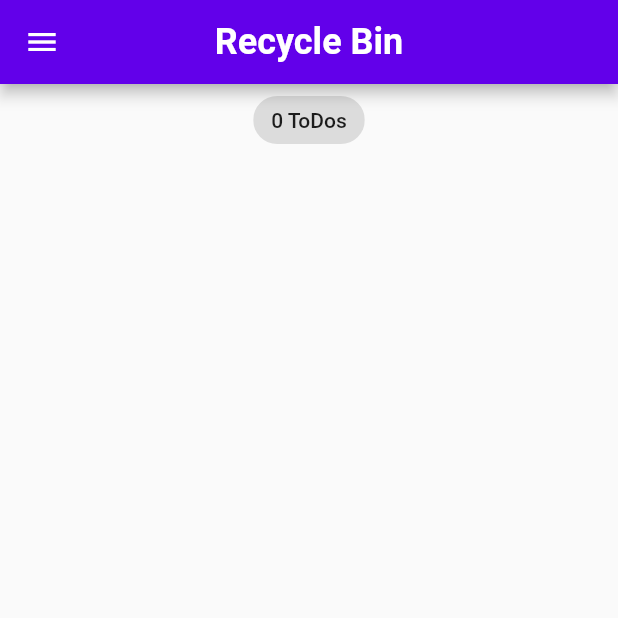
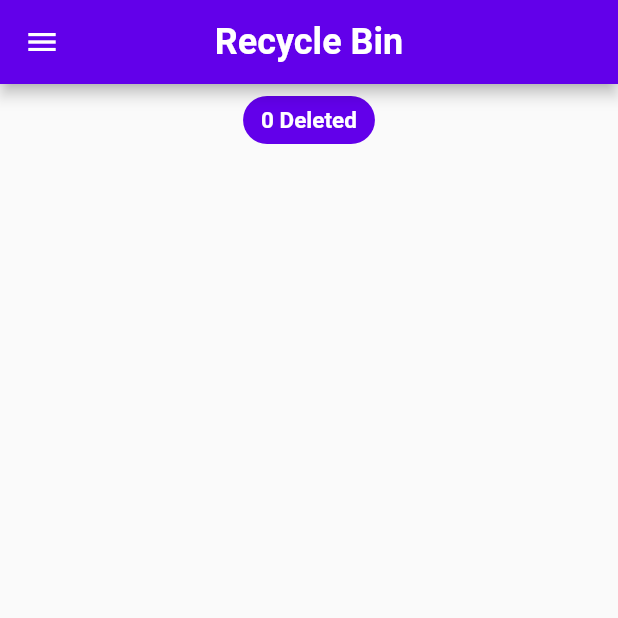
Before and after one commit to Tukhtamurodov-Sardorbek/37.To_Do-BLoC_8, a Flutter app: the screen it shows after launch, in the side drawer, after a tap on "Bin", on a phone screen of 412 x 824 dp, the top half of it. Run offline on Flutter 3.47's test engine with Material 2 defaults, Android fonts, the phone set to English and light mode, and no system bars; our stand-ins replace equatable, flutter_bloc, hydrated_bloc, lottie.

Commit message:
🛡 Code Optimized 🛡

```diff
--- a/lib/pages/recycle_bin.dart
+++ b/lib/pages/recycle_bin.dart
@@ -11,29 +11,52 @@ class RecycleBin extends StatelessWidget {
 
   @override
   Widget build(BuildContext context) {
-    return BlocBuilder<ToDoBloc, ToDoState>(
-      builder: (context, state) {
+    return BlocBuilder<ToDoBloc, ToDoState>(builder: (context, state) {
       List<ToDo> todoList = state.deletedList;
       return Scaffold(
         appBar: AppBar(
           centerTitle: true,
           foregroundColor: ColorService.white,
-            // backgroundColor: ColorService.main,
           title: const Text(
             'Recycle Bin',
             style: TextStyle(fontSize: 24, fontWeight: FontWeight.bold),
           ),
         ),
-          body: Column(
-            crossAxisAlignment: CrossAxisAlignment.center,
+        body: Stack(
           children: [
-              Chip(label: Text('${todoList.length} ToDos')),
-              const ToDoList(pageIndex: 10),
+            ListView(
+              padding: const EdgeInsets.only(bottom: 80.0, top: 46.0),
+              physics: const BouncingScrollPhysics(),
+              children: const [
+                ToDoList(pageIndex: 10),
+              ],
+            ),
+            BlocBuilder<ThemeBloc, ThemeState>(builder: (context, state) {
+              return Positioned(
+                top: 0.0,
+                left: 10.0,
+                right: 10.0,
+                child: Chip(
+                  label: FittedBox(
+                    child: Text(
+                      '${todoList.length} Deleted',
+                      style: const TextStyle(
+                        color: ColorService.white,
+                        fontWeight: FontWeight.bold,
+                        fontSize: 15,
+                      ),
+                    ),
+                  ),
+                  backgroundColor: state.nightMode
+                      ? ColorService.lightMain2
+                      : ColorService.main,
+                ),
+              );
+            }),
           ],
         ),
         drawer: const CustomDrawer(),
       );
-      }
-    );
+    });
   }
 }
```
Lines whose indentation alone changed are shown as unchanged.
